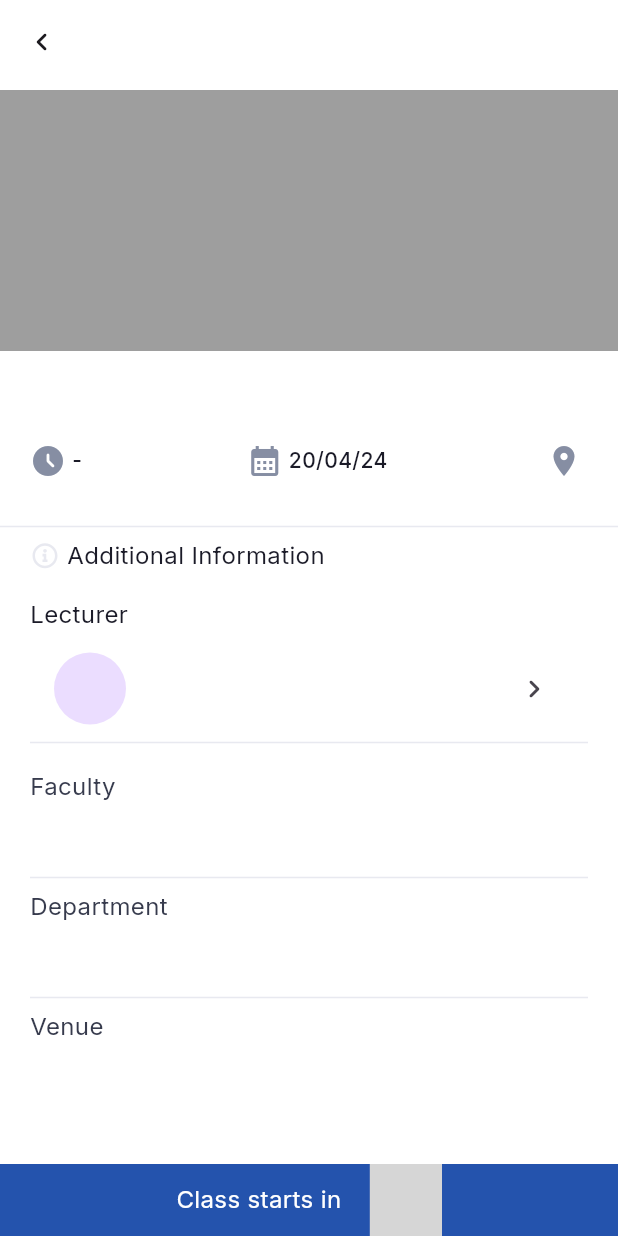
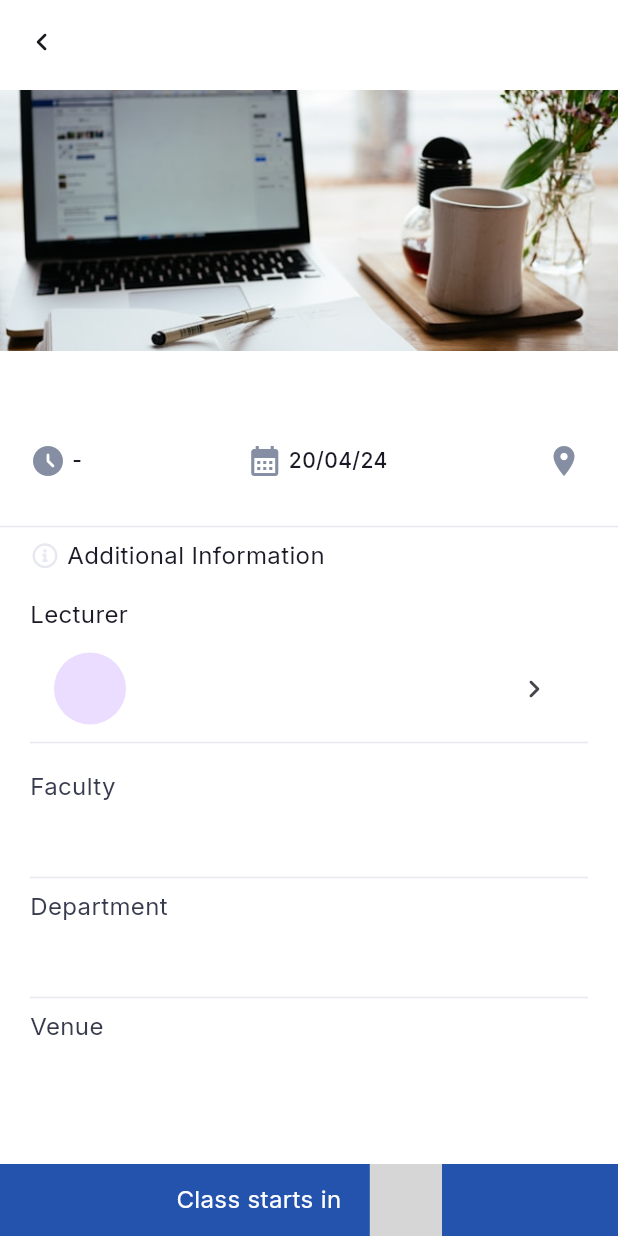
Before and after one commit to a-k-o-r-e-d-e/attendance_management_app, a Flutter app: the SingleClassScreen screen opened directly with empty values, on a phone screen of 412 x 824 dp. Run offline on Flutter 3.47's test engine with Material 3 defaults, Android fonts, the phone set to English and light mode, and no system bars; our stand-ins replace auto_route, dio, dropdown_search, firebase_core, firebase_messaging, flutter_local_notifications and 11 more; missing offline and left inert: expansion_widget, flutter_timer_countdown, talker_dio_logger; accounts and stored records are empty; generated files the repository leaves out were written again; network calls fail; grey boxes are pictures that could not be loaded.

Commit message:
feat: add cover image for class

```diff
--- a/lib/features/class/presentation/screens/single_class_screen.dart
+++ b/lib/features/class/presentation/screens/single_class_screen.dart
@@ -281,7 +281,7 @@ class _SingleClassScreenState extends ConsumerState<SingleClassScreen> {
                       buttonText: 'Cancel class',
                       borderRadius: 0,
                       onPressed: () {
-                        startClass();
+                        //startClass();
                       },
                     ),
                   ),
@@ -295,7 +295,12 @@ class _SingleClassScreenState extends ConsumerState<SingleClassScreen> {
             children: [
               Container(
                 height: 174,
-                color: Colors.grey,
+                decoration: const BoxDecoration(
+                  image: DecorationImage(
+                      image: AssetImage("assets/images/cover-photo-3.jpeg"),
+                      fit: BoxFit.cover),
+                  color: Colors.grey,
+                ),
               ),
               Padding(
                 padding:
--- a/lib/features/course/presentation/widgets/class_card.dart
+++ b/lib/features/course/presentation/widgets/class_card.dart
@@ -26,7 +26,11 @@ class ClassCard extends StatelessWidget {
             width: 56,
             height: 56,
             decoration: BoxDecoration(
-                color: Colors.grey, borderRadius: BorderRadius.circular(4)),
+                image: const DecorationImage(
+                    image: AssetImage("assets/images/cover-photo-3.jpeg"),
+                    fit: BoxFit.cover),
+                color: Colors.grey,
+                borderRadius: BorderRadius.circular(4)),
           ),
           horizontalSpaceSmall,
           Expanded(
```
Also changed, not shown: lib/features/home/presentation/widgets/upcoming_class_widget.dart (+6 -1 lines).
